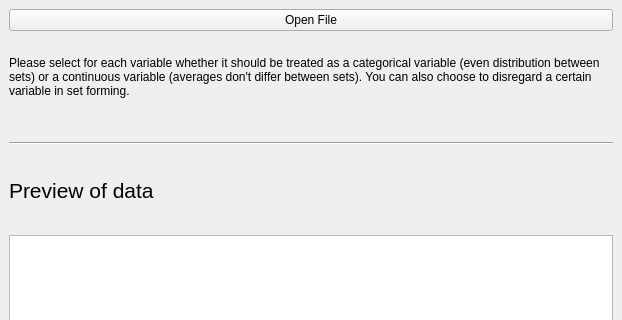
Qt form interface/MainWindow.ui (doerte/Discuit-old) before a commit; both pictures show x 0 to 622 and y 0 to 320 of the 622 by 466 pixel window.
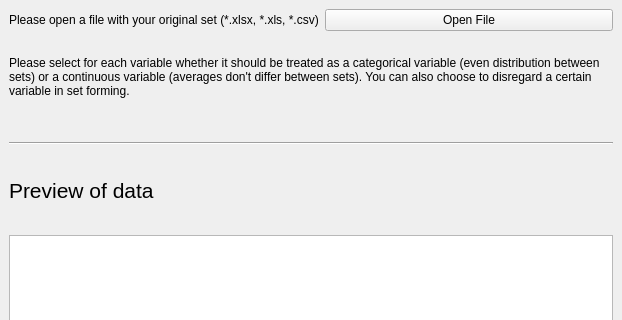
The same form after that commit.

```diff
--- a/interface/MainWindow.ui
+++ b/interface/MainWindow.ui
@@ -16,6 +16,15 @@
   <widget class="QWidget" name="centralwidget">
    <layout class="QVBoxLayout" name="verticalLayout">
     <item>
+     <layout class="QHBoxLayout" name="horizontalLayout">
+      <item>
+       <widget class="QLabel" name="label_3">
+        <property name="text">
+         <string>Please open a file with your original set (*.xlsx, *.xls, *.csv)</string>
+        </property>
+       </widget>
+      </item>
+      <item>
      <widget class="QPushButton" name="pushButton">
       <property name="focusPolicy">
        <enum>Qt::NoFocus</enum>
@@ -31,6 +40,8 @@
       </property>
      </widget>
     </item>
+     </layout>
+    </item>
     <item>
      <widget class="QLabel" name="label_2">
       <property name="enabled">
```
Left out of the diff: 8 changed lines with no effect on the pictures. Lines whose indentation alone changed are shown as unchanged.
